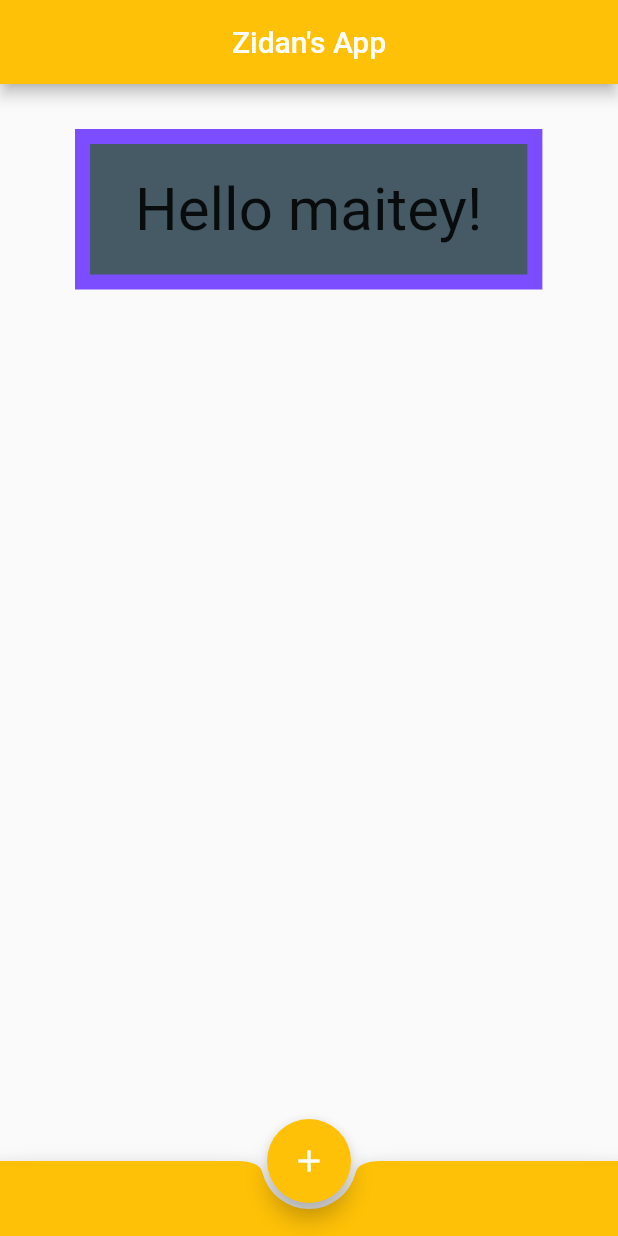
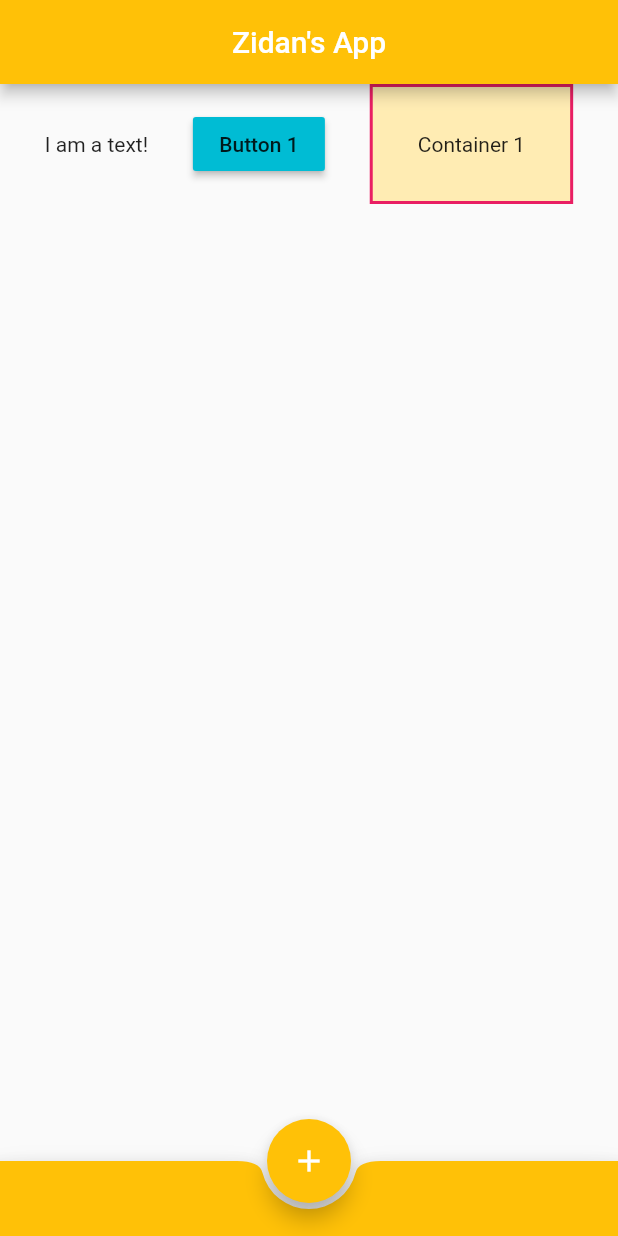
Before and after one commit to musrah13/my_first_flutter_app, a Flutter app: the screen it shows after launch, on a phone screen of 412 x 824 dp. Run offline on Flutter 3.47's test engine with Material 2 defaults, Android fonts, the phone set to English and light mode, and no system bars.

Commit message:
learned rows

```diff
--- a/lib/main.dart
+++ b/lib/main.dart
@@ -15,19 +15,31 @@ class Home extends StatelessWidget {
         title: Text("Zidan's App"),
         centerTitle: true,
       ),
-      body: Container(
-        margin: EdgeInsets.fromLTRB(50, 30, 0, 0),
-        padding: EdgeInsets.symmetric(vertical: 20, horizontal: 30),
-        decoration: BoxDecoration(
-          border: Border.all(color: Colors.deepPurpleAccent, width: 10),
-          color: Colors.blueGrey[700],
-        ),
-        child: Text(
-          'Hello maitey!',
-          style: TextStyle(
-            fontSize: 40,
+      body: Row(
+        mainAxisAlignment: MainAxisAlignment.spaceEvenly,
+        crossAxisAlignment: CrossAxisAlignment.center,
+        children: <Widget>[
+          Text(
+            'I am a text!',
           ),
-        ),
+          RaisedButton(
+            onPressed: () {},
+            color: Colors.cyan,
+            child: Text(
+              'Button 1'
+            ),
+          ),
+          Container(
+            padding: EdgeInsets.all(30),
+            decoration: BoxDecoration(
+              border: Border.all(color: Colors.pink, width: 2),
+              color: Colors.amber[100],
+            ),
+            child: Text(
+              'Container 1',
+            ),
+          ),
+        ],
       ),
       floatingActionButton: FloatingActionButton(
         backgroundColor: Colors.amber,
```
